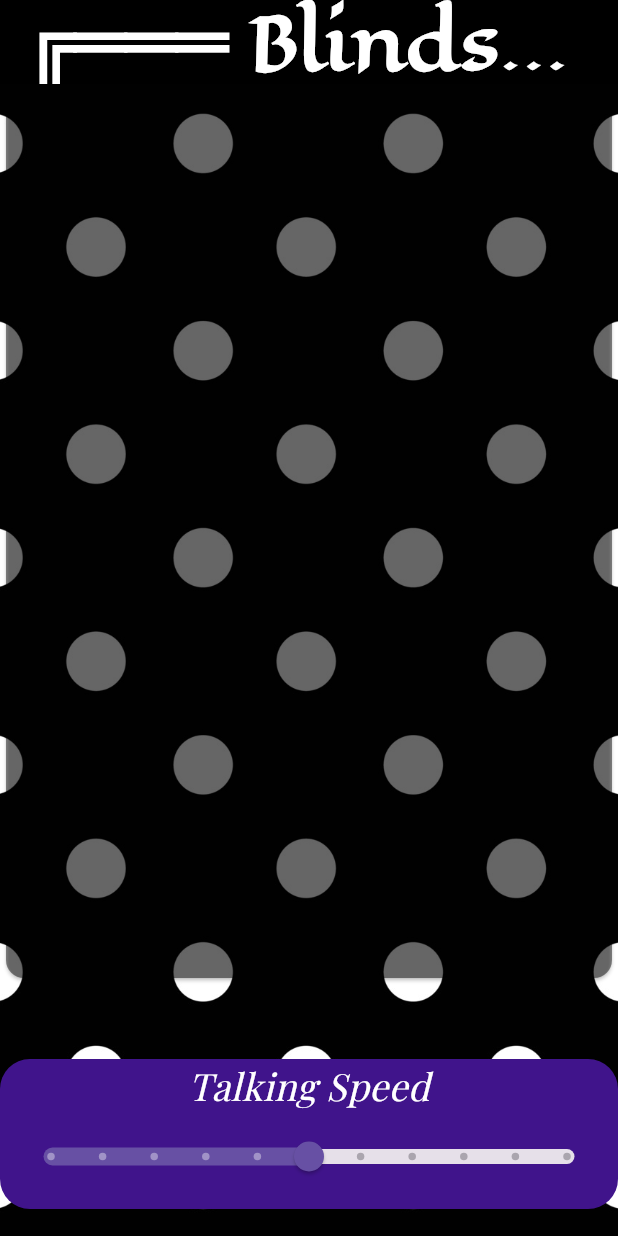
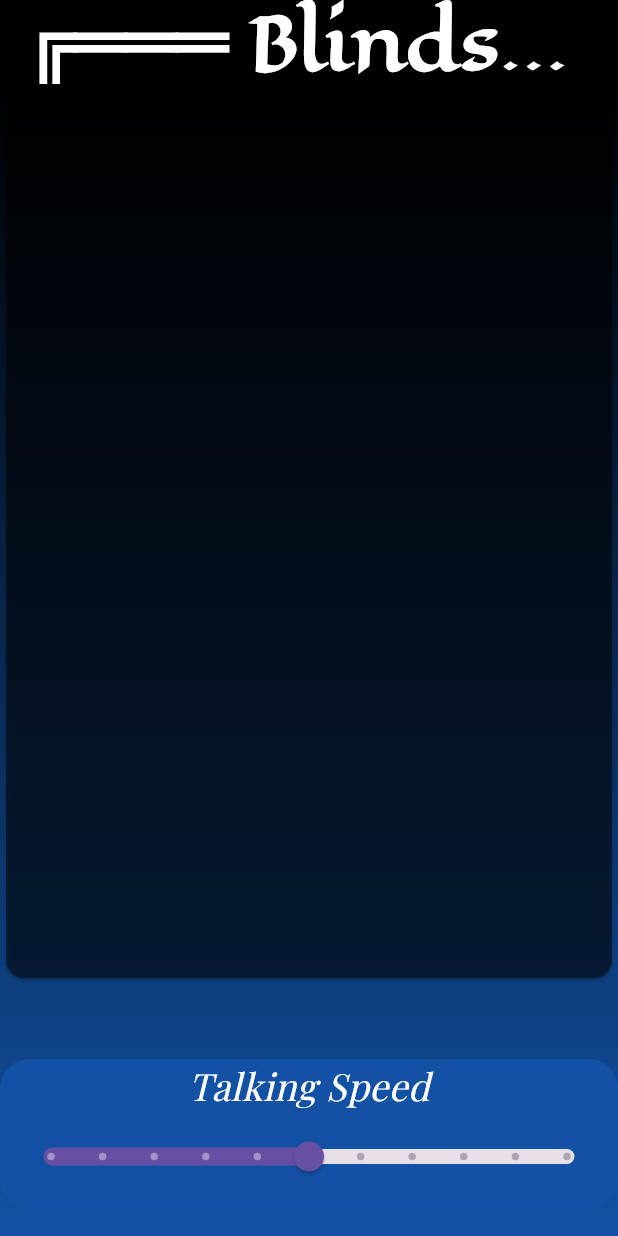
Before and after one commit to Trivial-Solution/Blindseer-Frontend, a Flutter app: the screen it shows after launch, on a phone screen of 412 x 824 dp. Run offline on Flutter 3.47's test engine with Material 3 defaults, Android fonts, the light colour scheme and no system bars; our stand-ins replace cloud_firestore, firebase_core, googleapis_auth, just_audio; accounts and stored records are empty; project files that could hold a hidden picture were left out.

Commit message:
updated colour scheme and removed the magnificent polka dot background :(

```diff
--- a/lib/boxes.dart
+++ b/lib/boxes.dart
@@ -29,7 +29,7 @@ class _BoxesState extends State<Boxes> {
           height: 100,
           child: Container(
             decoration: const BoxDecoration(
-              color: Color.fromARGB(255, 64, 20, 139),
+              color: Color.fromARGB(255, 18, 81, 163),
               borderRadius: BorderRadius.all(Radius.circular(20)),
             ),
             child: Column(children: [
@@ -76,7 +76,7 @@ class _BoxesState extends State<Boxes> {
               width: 220,
               child: Container(
                 decoration: const BoxDecoration(
-                  color: Color.fromARGB(255, 64, 20, 139),
+                  color: Color.fromARGB(255, 18, 81, 163),
                   borderRadius: BorderRadius.all(Radius.circular(20)),
                 ),
                 padding: const EdgeInsets.all(10),
@@ -123,7 +123,7 @@ class _BoxesState extends State<Boxes> {
               height: 60,
               width: 100,
               child: FloatingActionButton(
-                backgroundColor: Color.fromARGB(255, 64, 20, 139),
+                backgroundColor: Color.fromARGB(255, 18, 81, 163),
                 child: const Text(
                   'Speak',
                   style: TextStyle(
--- a/lib/main.dart
+++ b/lib/main.dart
@@ -50,13 +50,15 @@ class _BlindseerAppState extends State<BlindseerApp> {
             ),
           ),
         ),
-
         body: Container(
           decoration: BoxDecoration(
-            image: DecorationImage(
-              image: AssetImage(
-                  "assets/images/black-and-white-polka-dot-pattern-background-free-vector.jpg"),
-              fit: BoxFit.cover,
+            gradient: LinearGradient(
+              begin: Alignment.topCenter,
+              end: Alignment.bottomCenter,
+              colors: [
+                Colors.black,
+                Color.fromARGB(255, 18, 81, 163),
+              ],
             ),
           ),
           child: const Column(
@@ -75,7 +77,6 @@ class _BlindseerAppState extends State<BlindseerApp> {
             ],
           ),
         ),
-
       ),
     );
   }
--- a/lib/textlist.dart
+++ b/lib/textlist.dart
@@ -58,7 +58,7 @@ class _TextListPageState extends State<TextListPage> {
                     Divider(
                       height: 20,
                       thickness: 2,
-                      color: Color.fromARGB(255, 64, 20, 139),
+                      color: Color.fromARGB(255, 18, 81, 163),
                     ),
                     ListTile(
                       leading: Text(
```
